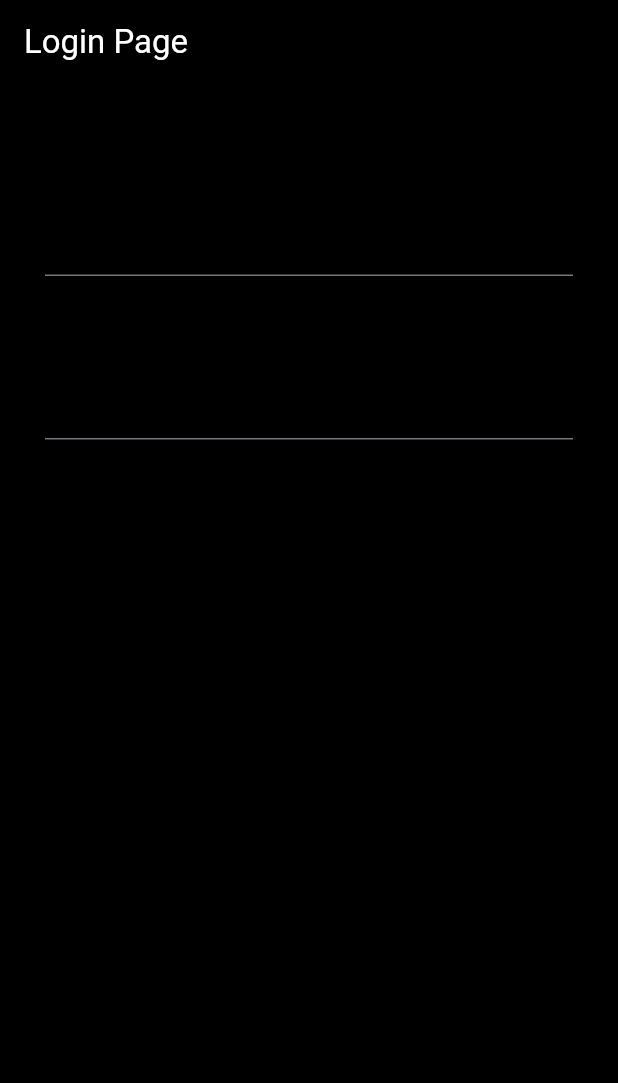
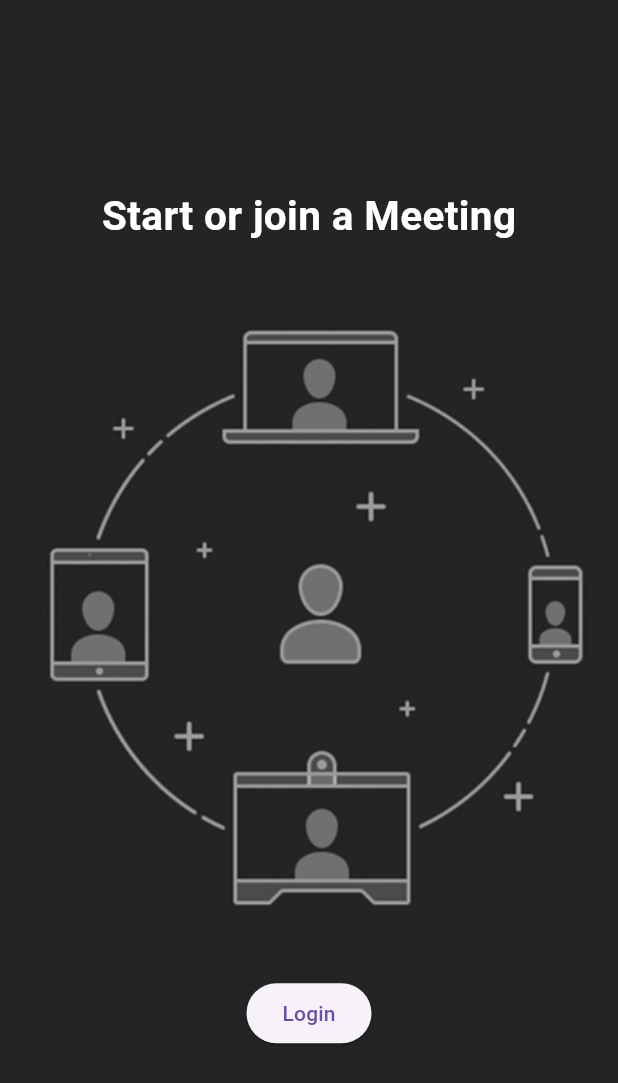
Before and after one commit to Ayushhhshh/Zoom_clone, a Flutter app: the screen it shows after launch, on a phone screen of 412 x 824 dp. Shown: the top 1083 px of the screen. Run offline on Flutter 3.47's test engine with Material 3 defaults, Android fonts, the phone set to English and light mode, and no system bars.

Commit message:
First Commit

```diff
--- a/lib/login_ui.dart
+++ b/lib/login_ui.dart
@@ -1,4 +1,6 @@
 import 'package:flutter/material.dart';
+import 'package:flutter/widgets.dart';
+import 'package:zoom_clone/widgets/custom_button.dart';
 
 class LoginUI extends StatefulWidget {
   const LoginUI({super.key});
@@ -11,24 +13,15 @@ class _LoginUIState extends State<LoginUI> {
   @override
   Widget build(BuildContext context) {
     return Scaffold(
-      appBar: AppBar(backgroundColor: Colors.black,title: const Text("Login Page", style: TextStyle(color: Colors.white),),),
-      body: const Column(
+      body:  Column(
+        mainAxisAlignment: MainAxisAlignment.center,
         children: [
-          SizedBox(
-            height: 50,
+          const Text("Start or join a Meeting", style: TextStyle(fontSize: 27, fontWeight: FontWeight.bold, color: Colors.white),),
+          Padding(
+            padding: const EdgeInsets.symmetric(vertical:38.0),
+            child: Image.asset('assets/images/onboarding.jpg'),
           ),
-          Padding(
-            padding: EdgeInsets.all(30.0),
-            child: TextField(cursorRadius: Radius.circular(10),
-            style: TextStyle(color: Colors.white),
-            ),
-          ),SizedBox(
-            height:1,
-          ),
-          Padding(
-            padding: EdgeInsets.all(30.0),
-            child: TextField(cursorRadius: Radius.circular(10),),
-          )
+          const CustomButton(text: 'Login')
         ],
       ),
 
--- a/lib/main.dart
+++ b/lib/main.dart
@@ -1,5 +1,4 @@
 import 'package:flutter/material.dart';
-import 'package:zoom_clone/hompage.dart';
 import 'package:zoom_clone/login_ui.dart';
 
 void main() => runApp(const MyApp());
@@ -10,8 +9,11 @@ class MyApp extends StatelessWidget {
   @override
   Widget build(BuildContext context) {
     return   MaterialApp(
-      theme: ThemeData(scaffoldBackgroundColor: Colors.black),
+      theme: ThemeData(scaffoldBackgroundColor: const Color.fromARGB(255, 36, 36, 36)),
      debugShowCheckedModeBanner: false,
+     routes:  {
+      '/login':(context) => const LoginUI()
+     },
       home: const LoginUI(),
     );
   }
--- /dev/null
+++ b/lib/widgets/custom_button.dart
@@ -0,0 +1,11 @@
+import 'package:flutter/material.dart';
+
+class CustomButton extends StatelessWidget {
+  final String text;
+  const CustomButton({super.key, required this.text});
+
+  @override
+  Widget build(BuildContext context) {
+    return ElevatedButton(onPressed: () {}, child: Text(text),);
+  }
+}
--- a/pubspec.yaml
+++ b/pubspec.yaml
@@ -59,8 +59,8 @@ flutter:
   uses-material-design: true
 
   # To add assets to your application, add an assets section, like this:
-  # assets:
-  #   - images/a_dot_burr.jpeg
+  assets:
+    - assets/images/onboarding.jpg
   #   - images/a_dot_ham.jpeg
 
   # An image asset can refer to one or more resolution-specific "variants", see
```
Also changed, not shown: assets/images/onboarding.jpg (added).
